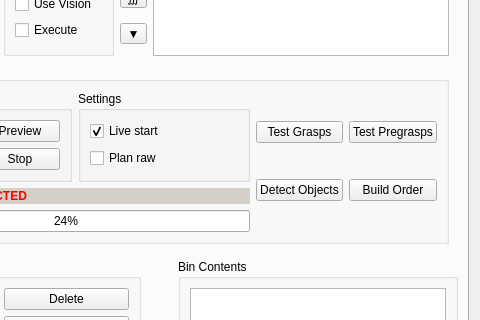
First picture: the form in visualization/motion_planning_rviz_plugin/src/ui/motion_planning_rviz_plugin_frame.ui, repository ehuang3/moveit_ros, before the edit; both pictures show x 161 to 641 and y 168 to 488 of the 641 by 919 pixel window.
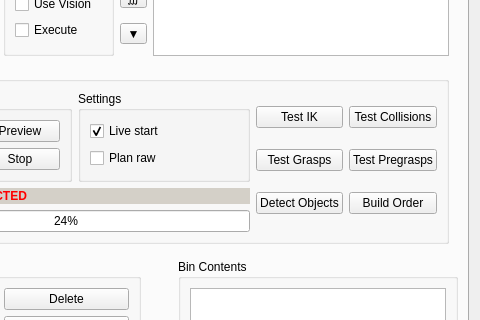
Second picture: the form after the edit.

Commit message: gui: Getting closer to autonomous planning

```diff
--- a/visualization/motion_planning_rviz_plugin/src/ui/motion_planning_rviz_plugin_frame.ui
+++ b/visualization/motion_planning_rviz_plugin/src/ui/motion_planning_rviz_plugin_frame.ui
@@ -1423,14 +1423,14 @@
                   </item>
                   <item row="1" column="2" rowspan="2">
                    <layout class="QGridLayout" name="gridLayout_42">
-                    <item row="2" column="0">
+                    <item row="3" column="0">
                      <widget class="QPushButton" name="pushButton_6">
                       <property name="text">
                        <string>Detect Objects</string>
                       </property>
                      </widget>
                     </item>
-                    <item row="2" column="1">
+                    <item row="3" column="1">
                      <widget class="QPushButton" name="pushButton_7">
                       <property name="sizePolicy">
                        <sizepolicy hsizetype="Preferred" vsizetype="Fixed">
@@ -1443,7 +1443,20 @@
                       </property>
                      </widget>
                     </item>
-                    <item row="0" column="0">
+                    <item row="1" column="1">
+                     <widget class="QPushButton" name="test_pregrasps_button">
+                      <property name="sizePolicy">
+                       <sizepolicy hsizetype="Preferred" vsizetype="Fixed">
+                        <horstretch>0</horstretch>
+                        <verstretch>0</verstretch>
+                       </sizepolicy>
+                      </property>
+                      <property name="text">
+                       <string>Test Pregrasps</string>
+                      </property>
+                     </widget>
+                    </item>
+                    <item row="1" column="0">
                      <widget class="QPushButton" name="test_grasps_button">
                       <property name="sizePolicy">
                        <sizepolicy hsizetype="Preferred" vsizetype="Fixed">
@@ -1456,16 +1469,17 @@
                       </property>
                      </widget>
                     </item>
+                    <item row="0" column="0">
+                     <widget class="QPushButton" name="test_ik_button">
+                      <property name="text">
+                       <string>Test IK</string>
+                      </property>
+                     </widget>
+                    </item>
                     <item row="0" column="1">
-                     <widget class="QPushButton" name="test_pregrasps_button">
-                      <property name="sizePolicy">
-                       <sizepolicy hsizetype="Preferred" vsizetype="Fixed">
-                        <horstretch>0</horstretch>
-                        <verstretch>0</verstretch>
-                       </sizepolicy>
-                      </property>
+                     <widget class="QPushButton" name="test_collisions_button">
                       <property name="text">
-                       <string>Test Pregrasps</string>
+                       <string>Test Collisions</string>
                       </property>
                      </widget>
                     </item>
```
The commit also changes 6 other files.
